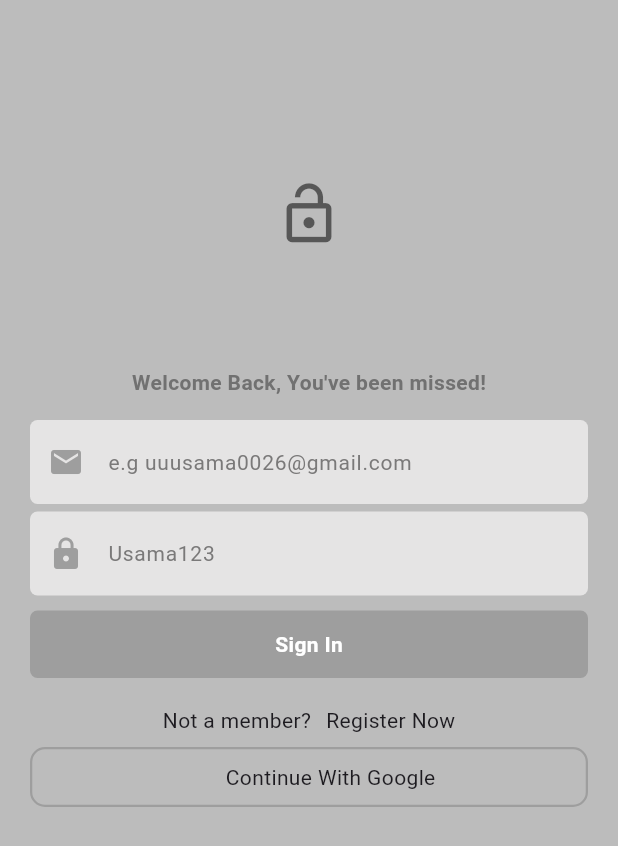
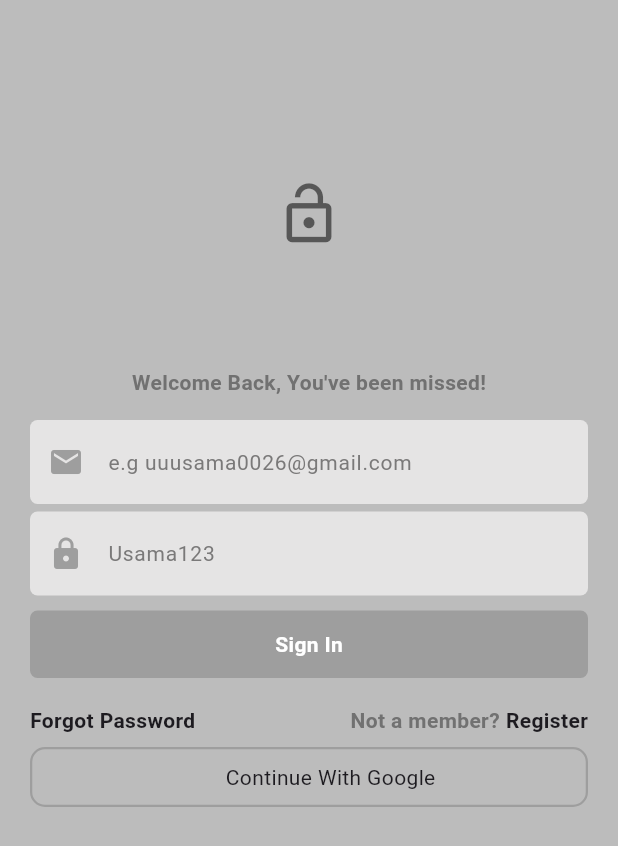
Before and after one commit to DevUsama007/Flutter_Google_Sign_In_With_Firebase, a Flutter app: the screen it shows after launch, on a phone screen of 412 x 824 dp. Shown: the top 846 px of the screen. Run offline on Flutter 3.47's test engine with Material 3 defaults, Android fonts, the light colour scheme and no system bars; our stand-ins replace firebase_auth, firebase_core, google_sign_in; accounts and stored records are empty; generated files the repository leaves out were written again.

Commit message:
forgot password code is added

```diff
--- a/lib/view/google_sign_in.dart
+++ b/lib/view/google_sign_in.dart
@@ -3,6 +3,7 @@ import 'package:flutter/material.dart';
 import 'package:google_sign_in/google_sign_in.dart';
 import 'package:google_sing_in_with_firebase/services/authServices.dart';
 import 'package:google_sing_in_with_firebase/utils/notification.dart';
+import 'package:google_sing_in_with_firebase/view/forgot_password_screen.dart';
 import 'package:google_sing_in_with_firebase/view/homescreenview.dart';
 import 'package:google_sing_in_with_firebase/view/register_user.dart';
 import 'package:google_sing_in_with_firebase/widgets/customButtonWidget.dart';
@@ -74,18 +75,38 @@ class _GoogleSingInWithFlutterState extends State<GoogleSingInWithFlutter> {
                       ontap: () async {
                         await _authServices.signInWithEmailPassword(context,
                             email.text.toString(), password.text.toString());
-
                       },
                       title: 'Sign In'),
                 ),
                 Padding(
-                  padding: EdgeInsets.symmetric(vertical: 8, horizontal: 5),
+                  padding: EdgeInsets.symmetric(vertical: 8, horizontal: 10),
                   child: Row(
-                    mainAxisAlignment: MainAxisAlignment.center,
+                    mainAxisAlignment: MainAxisAlignment.spaceBetween,
                     children: [
-                      Text('Not a member?'),
+                      InkWell(
+                        onTap: () {
+                          Navigator.push(
+                              context,
+                              MaterialPageRoute(
+                                builder: (context) => ForgotPasswordScreen(),
+                              ));
+                        },
+                        child: Text(
+                          'Forgot Password',
+                          style: TextStyle(fontWeight: FontWeight.w700),
+                        ),
+                      ),
+                      Row(
+                        children: [
+                          Text(
+                            'Not a member?',
+                            style: TextStyle(
+                                color: const Color.fromARGB(255, 113, 113, 113),
+                                fontSize: 14,
+                                fontWeight: FontWeight.bold),
+                          ),
                           SizedBox(
-                        width: 10,
+                            width: 4,
                           ),
                           InkWell(
                               onTap: () {
@@ -95,7 +116,12 @@ class _GoogleSingInWithFlutterState extends State<GoogleSingInWithFlutter> {
                                       builder: (context) => RegisterUser(),
                                     ));
                               },
-                          child: Text('Register Now'))
+                              child: Text(
+                                'Register',
+                                style: TextStyle(fontWeight: FontWeight.w700),
+                              ))
+                        ],
+                      ),
                     ],
                   ),
                 ),
```
Also changed, not shown: lib/services/authServices.dart (+20 -0 lines), lib/view/forgot_password_screen.dart (added, +67 -0 lines). Lines whose indentation alone changed are shown as unchanged.
